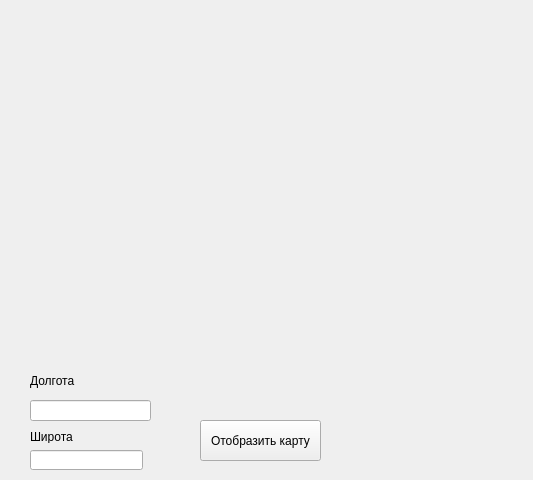
This is untitled.ui in tofu18/YandexMapsApi as Qt 5 draws it before an edit. The edited form follows.
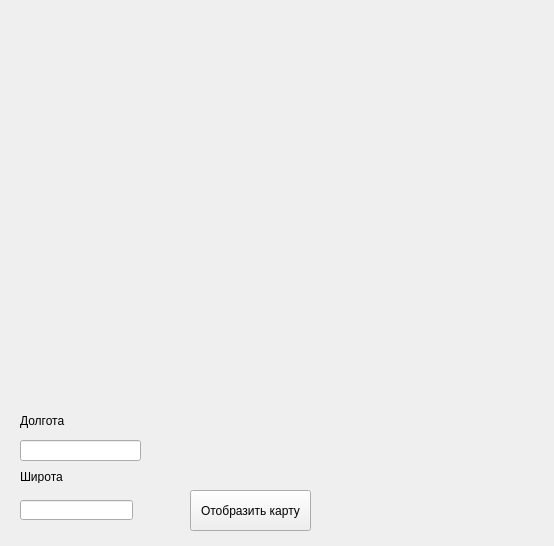
This is the edited form.

The edit to the form file:
```diff
--- a/untitled.ui
+++ b/untitled.ui
@@ -6,8 +6,8 @@
    <rect>
     <x>0</x>
     <y>0</y>
-    <width>533</width>
-    <height>480</height>
+    <width>554</width>
+    <height>546</height>
    </rect>
   </property>
   <property name="windowTitle">
@@ -16,8 +16,8 @@
   <widget class="QLineEdit" name="lineEdit">
    <property name="geometry">
     <rect>
-     <x>30</x>
-     <y>400</y>
+     <x>20</x>
+     <y>440</y>
      <width>121</width>
      <height>21</height>
     </rect>
@@ -26,8 +26,8 @@
   <widget class="QLabel" name="label">
    <property name="geometry">
     <rect>
-     <x>30</x>
-     <y>370</y>
+     <x>20</x>
+     <y>410</y>
      <width>171</width>
      <height>21</height>
     </rect>
@@ -39,8 +39,8 @@
   <widget class="QPushButton" name="pushButton">
    <property name="geometry">
     <rect>
-     <x>200</x>
-     <y>420</y>
+     <x>190</x>
+     <y>490</y>
      <width>121</width>
      <height>41</height>
     </rect>
@@ -52,8 +52,8 @@
   <widget class="QLineEdit" name="lineEdit_2">
    <property name="geometry">
     <rect>
-     <x>30</x>
-     <y>450</y>
+     <x>20</x>
+     <y>500</y>
      <width>113</width>
      <height>20</height>
     </rect>
@@ -62,8 +62,8 @@
   <widget class="QLabel" name="label_2">
    <property name="geometry">
     <rect>
-     <x>30</x>
-     <y>430</y>
+     <x>20</x>
+     <y>470</y>
      <width>47</width>
      <height>13</height>
     </rect>
```
Left out of the diff: 18 changed lines with no effect on the pictures.
